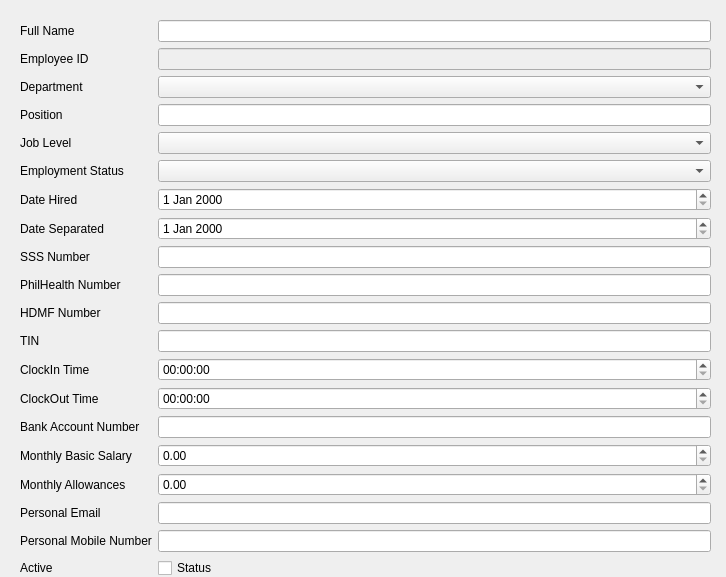
This is UI/Dialogs/edit_employee_details.ui in Justin-Kuchmy/JustPay_App as Qt 5 draws it before an edit. The edited form follows.
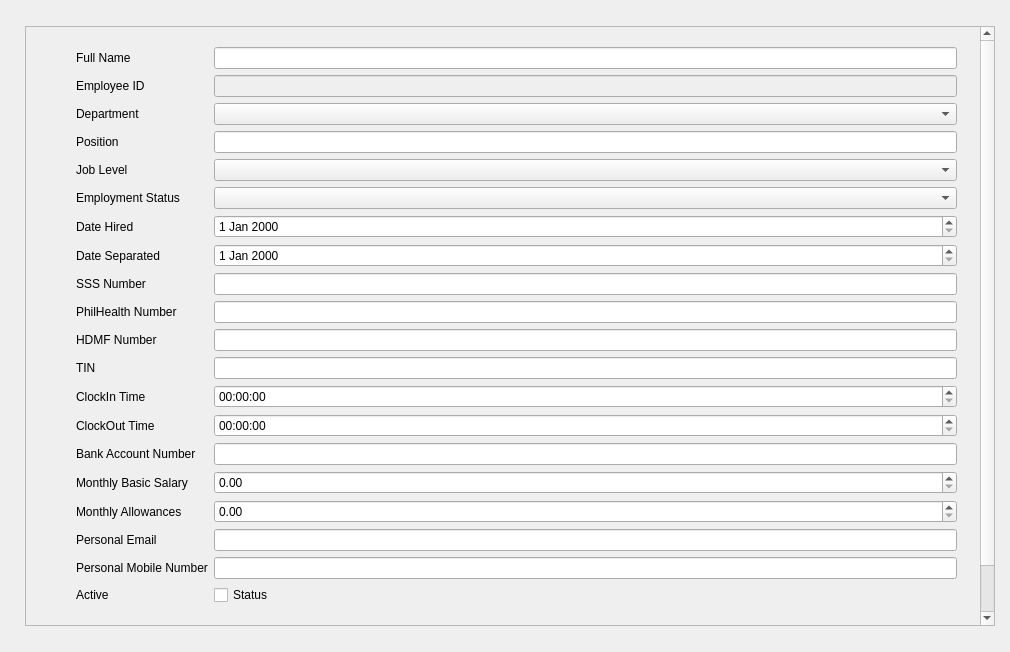
This is the edited form.

The edit to the form file:
```diff
--- a/UI/Dialogs/edit_employee_details.ui
+++ b/UI/Dialogs/edit_employee_details.ui
@@ -6,36 +6,114 @@
    <rect>
     <x>0</x>
     <y>0</y>
-    <width>726</width>
-    <height>577</height>
+    <width>1010</width>
+    <height>652</height>
    </rect>
   </property>
   <property name="windowTitle">
-   <string>Form</string>
+   <string>EmployeeDetails</string>
   </property>
-  <widget class="QWidget" name="verticalLayoutWidget">
+  <layout class="QVBoxLayout" name="verticalLayout_2">
+   <property name="spacing">
+    <number>0</number>
+   </property>
+   <property name="leftMargin">
+    <number>0</number>
+   </property>
+   <property name="topMargin">
+    <number>0</number>
+   </property>
+   <property name="rightMargin">
+    <number>0</number>
+   </property>
+   <property name="bottomMargin">
+    <number>0</number>
+   </property>
+   <item>
+    <layout class="QVBoxLayout" name="verticalLayout" stretch="0">
+     <property name="spacing">
+      <number>0</number>
+     </property>
+     <property name="sizeConstraint">
+      <enum>QLayout::SetFixedSize</enum>
+     </property>
+     <property name="leftMargin">
+      <number>25</number>
+     </property>
+     <property name="topMargin">
+      <number>0</number>
+     </property>
+     <property name="rightMargin">
+      <number>0</number>
+     </property>
+     <property name="bottomMargin">
+      <number>0</number>
+     </property>
+     <item>
+      <widget class="QScrollArea" name="scrollArea">
+       <property name="sizePolicy">
+        <sizepolicy hsizetype="Maximum" vsizetype="Maximum">
+         <horstretch>0</horstretch>
+         <verstretch>0</verstretch>
+        </sizepolicy>
+       </property>
+       <property name="minimumSize">
+        <size>
+         <width>970</width>
+         <height>600</height>
+        </size>
+       </property>
+       <property name="maximumSize">
+        <size>
+         <width>954</width>
+         <height>600</height>
+        </size>
+       </property>
+       <property name="widgetResizable">
+        <bool>false</bool>
+       </property>
+       <widget class="QWidget" name="scrollAreaWidgetContents">
    <property name="geometry">
     <rect>
-     <x>10</x>
-     <y>10</y>
-     <width>711</width>
-     <height>614</height>
-    </rect>
-   </property>
-   <layout class="QVBoxLayout" name="verticalLayout">
-    <item>
+          <x>0</x>
+          <y>-52</y>
+          <width>950</width>
+          <height>650</height>
+         </rect>
+        </property>
+        <property name="minimumSize">
+         <size>
+          <width>950</width>
+          <height>650</height>
+         </size>
+        </property>
+        <property name="maximumSize">
+         <size>
+          <width>950</width>
+          <height>650</height>
+         </size>
+        </property>
+        <widget class="QWidget" name="layoutWidget">
+         <property name="geometry">
+          <rect>
+           <x>50</x>
+           <y>20</y>
+           <width>881</width>
+           <height>591</height>
+          </rect>
+         </property>
      <layout class="QFormLayout" name="formLayout">
       <property name="leftMargin">
-       <number>10</number>
+           <number>0</number>
       </property>
       <property name="topMargin">
-       <number>10</number>
+           <number>0</number>
       </property>
       <property name="rightMargin">
-       <number>10</number>
+           <number>0</number>
       </property>
       <property name="bottomMargin">
-       <number>10</number>
+           <number>0</number>
       </property>
       <item row="0" column="0">
        <widget class="QLabel" name="nameLabel">
@@ -246,9 +324,16 @@
        <widget class="QTimeEdit" name="clockOutTimeEdit"/>
       </item>
      </layout>
-    </item>
-    <item>
+        </widget>
      <widget class="QDialogButtonBox" name="buttonBox">
+         <property name="geometry">
+          <rect>
+           <x>60</x>
+           <y>620</y>
+           <width>80</width>
+           <height>24</height>
+          </rect>
+         </property>
       <property name="layoutDirection">
        <enum>Qt::RightToLeft</enum>
       </property>
@@ -259,9 +344,12 @@
        <set>QDialogButtonBox::Save</set>
       </property>
      </widget>
-    </item>
-   </layout>
-  </widget>
+       </widget>
+      </widget>
+     </item>
+    </layout>
+   </item>
+  </layout>
  </widget>
  <resources/>
  <connections/>
```
Lines whose indentation alone changed are shown as unchanged.
